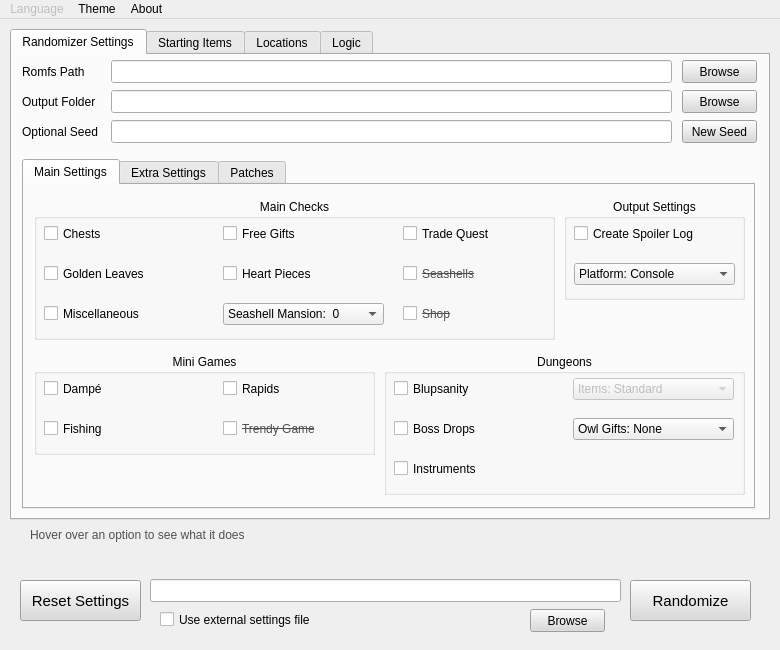
Before: the Qt Designer form UI/ui_form.ui in Owen-Splat/LAS-Randomizer, drawn with Qt 5.
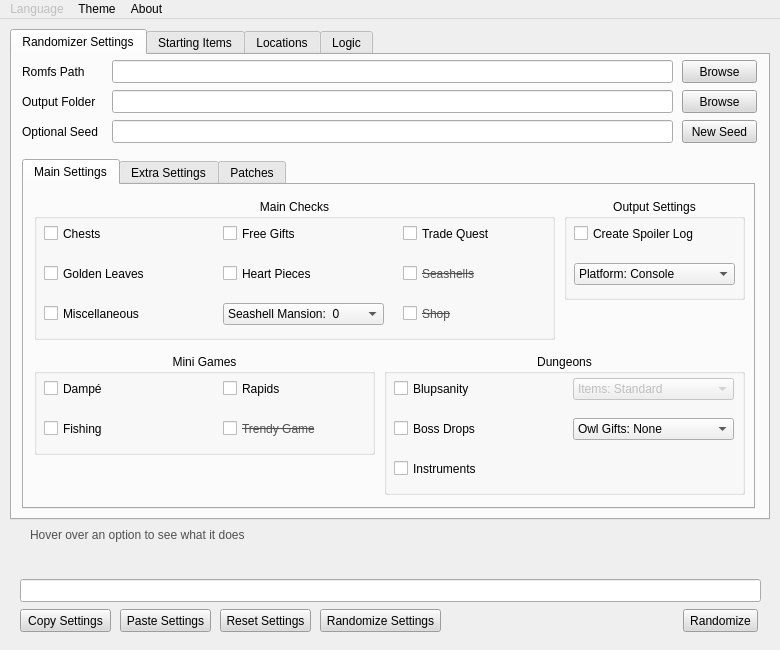
After: the same form once the commit is applied.

Commit message: adds settings string and a randomize settings button

Diff of the .ui file:
```diff
--- a/UI/ui_form.ui
+++ b/UI/ui_form.ui
@@ -99,7 +99,7 @@
      <widget class="QLineEdit" name="lineEdit">
       <property name="geometry">
        <rect>
-        <x>99</x>
+        <x>100</x>
         <y>5</y>
         <width>561</width>
         <height>23</height>
@@ -213,7 +213,7 @@
      <widget class="QLineEdit" name="lineEdit_2">
       <property name="geometry">
        <rect>
-        <x>99</x>
+        <x>100</x>
         <y>35</y>
         <width>561</width>
         <height>23</height>
@@ -269,7 +269,7 @@
      <widget class="QLineEdit" name="lineEdit_3">
       <property name="geometry">
        <rect>
-        <x>99</x>
+        <x>100</x>
         <y>65</y>
         <width>561</width>
         <height>23</height>
@@ -2496,15 +2496,15 @@
    <widget class="QPushButton" name="randomizeButton">
     <property name="geometry">
      <rect>
-      <x>630</x>
-      <y>561</y>
-      <width>121</width>
-      <height>41</height>
+      <x>683</x>
+      <y>590</y>
+      <width>75</width>
+      <height>23</height>
      </rect>
     </property>
     <property name="font">
      <font>
-      <pointsize>11</pointsize>
+      <pointsize>9</pointsize>
       <bold>false</bold>
      </font>
     </property>
@@ -2524,18 +2524,18 @@
      <bool>false</bool>
     </property>
    </widget>
-   <widget class="QPushButton" name="resetButton">
+   <widget class="QPushButton" name="copyButton">
     <property name="geometry">
      <rect>
       <x>20</x>
-      <y>561</y>
-      <width>121</width>
-      <height>41</height>
+      <y>590</y>
+      <width>91</width>
+      <height>23</height>
      </rect>
     </property>
     <property name="font">
      <font>
-      <pointsize>11</pointsize>
+      <pointsize>9</pointsize>
       <bold>false</bold>
      </font>
     </property>
@@ -2546,7 +2546,7 @@
      <string notr="true">background-color: rgb(218, 218, 218);</string>
     </property>
     <property name="text">
-     <string>Reset Settings</string>
+     <string>Copy Settings</string>
     </property>
     <property name="default">
      <bool>false</bool>
@@ -2605,11 +2605,14 @@
     </property>
    </widget>
    <widget class="QLineEdit" name="lineEdit_4">
+    <property name="enabled">
+     <bool>true</bool>
+    </property>
     <property name="geometry">
      <rect>
-      <x>150</x>
+      <x>20</x>
       <y>560</y>
-      <width>471</width>
+      <width>741</width>
       <height>23</height>
      </rect>
     </property>
@@ -2619,53 +2622,81 @@
       <bold>false</bold>
      </font>
     </property>
-   </widget>
-   <widget class="QCheckBox" name="externalSettingsCheck">
-    <property name="enabled">
+    <property name="readOnly">
      <bool>true</bool>
     </property>
+   </widget>
+   <widget class="QPushButton" name="resetButton">
     <property name="geometry">
      <rect>
-      <x>160</x>
+      <x>220</x>
       <y>590</y>
-      <width>161</width>
-      <height>21</height>
+      <width>91</width>
+      <height>23</height>
      </rect>
     </property>
     <property name="font">
      <font>
       <pointsize>9</pointsize>
-      <strikeout>false</strikeout>
+      <bold>false</bold>
      </font>
     </property>
-    <property name="toolTip">
-     <string/>
+    <property name="autoFillBackground">
+     <bool>false</bool>
     </property>
-    <property name="whatsThis">
-     <string/>
+    <property name="styleSheet">
+     <string notr="true">background-color: rgb(218, 218, 218);</string>
     </property>
     <property name="text">
-     <string>Use external settings file</string>
+     <string>Reset Settings</string>
     </property>
-    <property name="checkable">
-     <bool>true</bool>
+    <property name="default">
+     <bool>false</bool>
     </property>
+    <property name="flat">
+     <bool>false</bool>
+    </property>
    </widget>
-   <widget class="QPushButton" name="browseButton3">
+   <widget class="QPushButton" name="pasteButton">
     <property name="geometry">
      <rect>
-      <x>530</x>
+      <x>120</x>
       <y>590</y>
-      <width>75</width>
+      <width>91</width>
       <height>23</height>
      </rect>
     </property>
-    <property name="sizePolicy">
-     <sizepolicy hsizetype="Preferred" vsizetype="Fixed">
-      <horstretch>0</horstretch>
-      <verstretch>0</verstretch>
-     </sizepolicy>
+    <property name="font">
+     <font>
+      <pointsize>9</pointsize>
+      <bold>false</bold>
+     </font>
     </property>
+    <property name="autoFillBackground">
+     <bool>false</bool>
+    </property>
+    <property name="styleSheet">
+     <string notr="true">background-color: rgb(218, 218, 218);</string>
+    </property>
+    <property name="text">
+     <string>Paste Settings</string>
+    </property>
+    <property name="default">
+     <bool>false</bool>
+    </property>
+    <property name="flat">
+     <bool>false</bool>
+    </property>
+   </widget>
+   <widget class="QPushButton" name="randomizeSettingsButton">
+    <property name="geometry">
+     <rect>
+      <x>320</x>
+      <y>590</y>
+      <width>121</width>
+      <height>23</height>
+     </rect>
+    </property>
     <property name="font">
      <font>
       <pointsize>9</pointsize>
@@ -2679,7 +2710,7 @@
      <string notr="true">background-color: rgb(218, 218, 218);</string>
     </property>
     <property name="text">
-     <string>Browse</string>
+     <string>Randomize Settings</string>
     </property>
     <property name="default">
      <bool>false</bool>
```
The commit also changes 4 other files.
